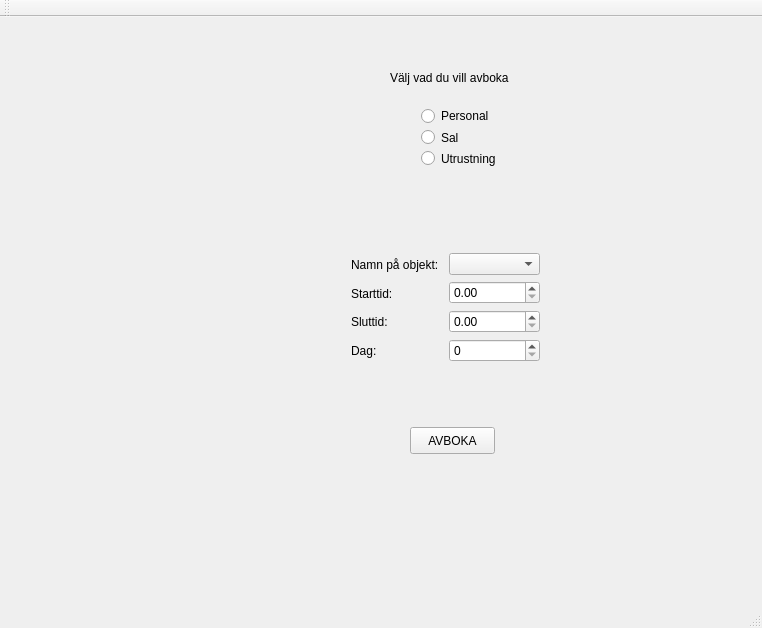
hugse808/Bokningssystem, file avbokningsmeny.ui: the form before one commit.
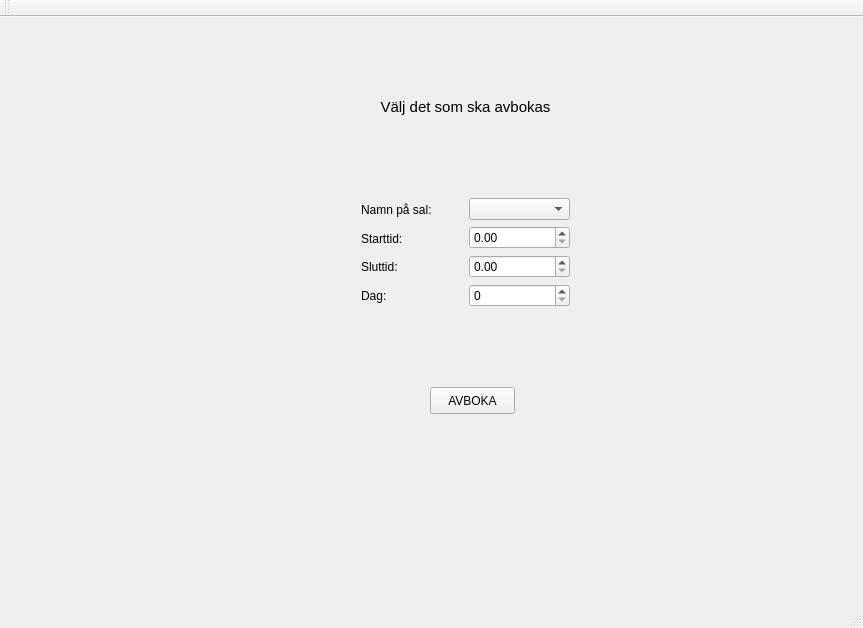
The form after the commit.

Diff of the .ui file:
```diff
--- a/avbokningsmeny.ui
+++ b/avbokningsmeny.ui
@@ -6,7 +6,7 @@
    <rect>
     <x>0</x>
     <y>0</y>
-    <width>762</width>
+    <width>863</width>
     <height>628</height>
    </rect>
   </property>
@@ -17,8 +17,8 @@
    <widget class="QPushButton" name="pushButton">
     <property name="geometry">
      <rect>
-      <x>410</x>
-      <y>410</y>
+      <x>430</x>
+      <y>370</y>
       <width>85</width>
       <height>27</height>
      </rect>
@@ -27,26 +27,13 @@
      <string>AVBOKA</string>
     </property>
    </widget>
-   <widget class="QLabel" name="label_3">
-    <property name="geometry">
-     <rect>
-      <x>390</x>
-      <y>50</y>
-      <width>131</width>
-      <height>21</height>
-     </rect>
-    </property>
-    <property name="text">
-     <string>Välj vad du vill avboka</string>
-    </property>
-   </widget>
    <widget class="QWidget" name="layoutWidget">
     <property name="geometry">
      <rect>
-      <x>340</x>
-      <y>180</y>
-      <width>211</width>
-      <height>221</height>
+      <x>350</x>
+      <y>110</y>
+      <width>231</width>
+      <height>251</height>
      </rect>
     </property>
     <layout class="QVBoxLayout" name="verticalLayout">
@@ -57,7 +44,7 @@
          <item>
           <widget class="QLabel" name="label_5">
            <property name="text">
-            <string>Namn på objekt:</string>
+            <string>Namn på sal:</string>
            </property>
           </widget>
          </item>
@@ -104,38 +91,18 @@
      </item>
     </layout>
    </widget>
-   <widget class="QWidget" name="layoutWidget">
+   <widget class="QLabel" name="label_6">
     <property name="geometry">
      <rect>
-      <x>410</x>
+      <x>360</x>
       <y>80</y>
-      <width>96</width>
-      <height>80</height>
+      <width>211</width>
+      <height>21</height>
      </rect>
     </property>
-    <layout class="QVBoxLayout" name="verticalLayout_4">
-     <item>
-      <widget class="QRadioButton" name="radioButton_2">
-       <property name="text">
-        <string>Personal</string>
-       </property>
-      </widget>
-     </item>
-     <item>
-      <widget class="QRadioButton" name="radioButton_3">
-       <property name="text">
-        <string>Sal</string>
-       </property>
-      </widget>
-     </item>
-     <item>
-      <widget class="QRadioButton" name="radioButton">
-       <property name="text">
-        <string>Utrustning</string>
-       </property>
-      </widget>
-     </item>
-    </layout>
+    <property name="text">
+     <string>&lt;html&gt;&lt;head/&gt;&lt;body&gt;&lt;p align=&quot;center&quot;&gt;&lt;span style=&quot; font-size:11pt;&quot;&gt;Välj det som ska avbokas&lt;/span&gt;&lt;/p&gt;&lt;/body&gt;&lt;/html&gt;</string>
+    </property>
    </widget>
   </widget>
   <widget class="QMenuBar" name="menuBar">
```
Left out of the diff: 2 changed lines with no effect on the pictures.
